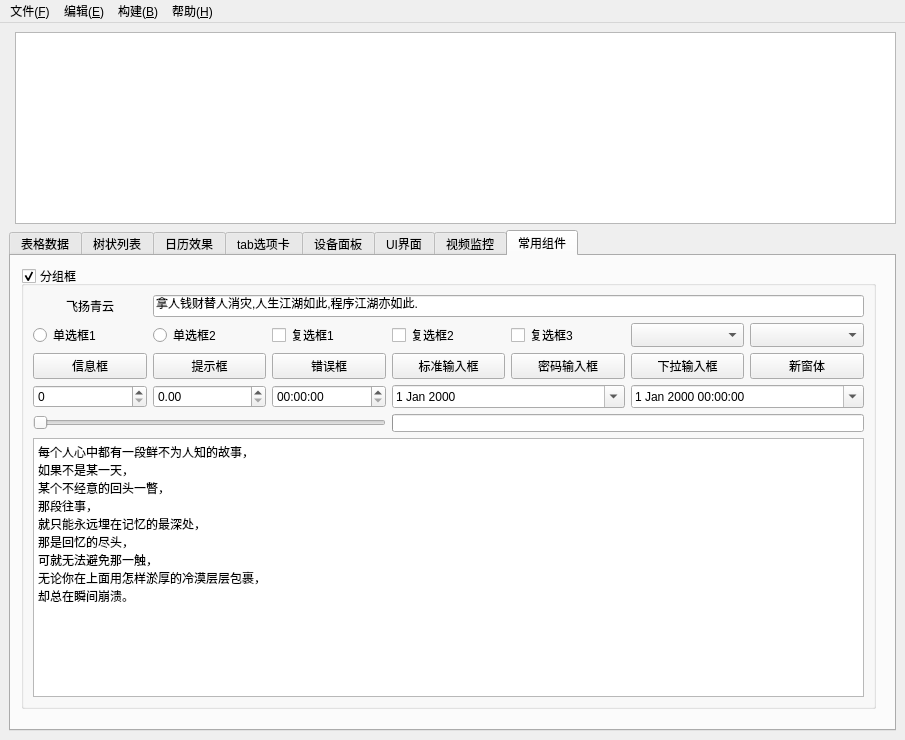
The window that CovidSystemControl/CovidSystemControl.ui (fyhhhh/Cov19System) describes before a commit, drawn with Qt 5.
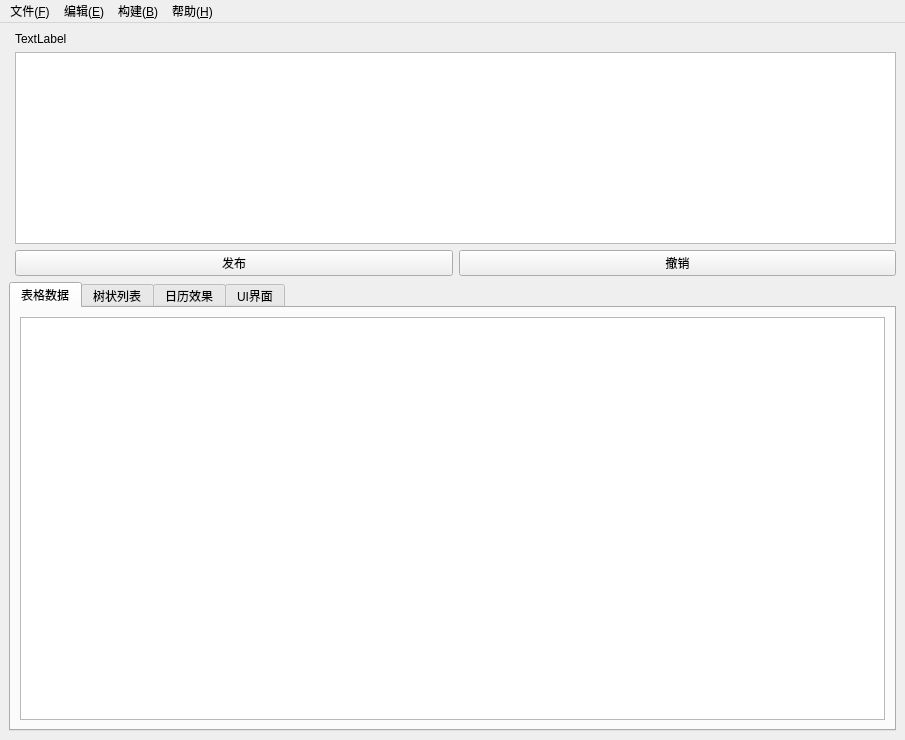
The same window after the commit. The open tabs and pages were chosen to show the change.

Patch:
```diff
--- a/CovidSystemControl/CovidSystemControl.ui
+++ b/CovidSystemControl/CovidSystemControl.ui
@@ -14,11 +14,39 @@
    <string>MainWindow</string>
   </property>
   <widget class="QWidget" name="centralwidget">
-   <layout class="QGridLayout" name="gridLayout_7">
-    <item row="0" column="1" rowspan="2">
-     <widget class="QTextEdit" name="txtMain"/>
+   <layout class="QGridLayout" name="gridLayout_7" rowstretch="0,0,0,0,0,0" columnstretch="0,0">
+    <item row="2" column="1" rowspan="2">
+     <widget class="QTextBrowser" name="txtMain"/>
     </item>
-    <item row="2" column="0" colspan="2">
+    <item row="4" column="1">
+     <layout class="QHBoxLayout" name="horizontalLayout_7">
+      <item>
+       <widget class="QPushButton" name="pushButton_cancel">
+        <property name="text">
+         <string>发布</string>
+        </property>
+       </widget>
+      </item>
+      <item>
+       <widget class="QPushButton" name="pushButton_release">
+        <property name="text">
+         <string>撤销</string>
+        </property>
+       </widget>
+      </item>
+     </layout>
+    </item>
+    <item row="1" column="1">
+     <widget class="QLabel" name="label">
+      <property name="enabled">
+       <bool>true</bool>
+      </property>
+      <property name="text">
+       <string>TextLabel</string>
+      </property>
+     </widget>
+    </item>
+    <item row="5" column="0" colspan="2">
      <widget class="QTabWidget" name="tabWidget">
       <property name="currentIndex">
        <number>0</number>
@@ -35,6 +63,9 @@
             <family>Microsoft YaHei</family>
            </font>
           </property>
+          <property name="lineWidth">
+           <number>0</number>
+          </property>
          </widget>
         </item>
        </layout>
@@ -75,110 +106,6 @@
         </item>
        </layout>
       </widget>
-      <widget class="QWidget" name="tab6">
-       <attribute name="title">
-        <string>tab选项卡</string>
-       </attribute>
-       <layout class="QHBoxLayout" name="horizontalLayout_6">
-        <item>
-         <widget class="QTabWidget" name="tabWidget_2">
-          <property name="tabPosition">
-           <enum>QTabWidget::West</enum>
-          </property>
-          <property name="currentIndex">
-           <number>2</number>
-          </property>
-          <widget class="QWidget" name="tab">
-           <attribute name="title">
-            <string>效果预览</string>
-           </attribute>
-          </widget>
-          <widget class="QWidget" name="tab_7">
-           <attribute name="title">
-            <string>效果预览</string>
-           </attribute>
-          </widget>
-          <widget class="QWidget" name="tab_2">
-           <attribute name="title">
-            <string>效果预览</string>
-           </attribute>
-          </widget>
-         </widget>
-        </item>
-        <item>
-         <widget class="QTabWidget" name="tabWidget_3">
-          <property name="tabPosition">
-           <enum>QTabWidget::South</enum>
-          </property>
-          <property name="currentIndex">
-           <number>0</number>
-          </property>
-          <widget class="QWidget" name="tab_3">
-           <attribute name="title">
-            <string>效果预览</string>
-           </attribute>
-          </widget>
-          <widget class="QWidget" name="tab_8">
-           <attribute name="title">
-            <string>效果预览</string>
-           </attribute>
-          </widget>
-          <widget class="QWidget" name="tab_4">
-           <attribute name="title">
-            <string>效果预览</string>
-           </attribute>
-          </widget>
-         </widget>
-        </item>
-        <item>
-         <widget class="QTabWidget" name="tabWidget_4">
-          <property name="tabPosition">
-           <enum>QTabWidget::East</enum>
-          </property>
-          <property name="currentIndex">
-           <number>2</number>
-          </property>
-          <widget class="QWidget" name="tab_5">
-           <attribute name="title">
-            <string>效果预览</string>
-           </attribute>
-          </widget>
-          <widget class="QWidget" name="tab_9">
-           <attribute name="title">
-            <string>效果预览</string>
-           </attribute>
-          </widget>
-          <widget class="QWidget" name="tab_6">
-           <attribute name="title">
-            <string>效果预览</string>
-           </attribute>
-          </widget>
-         </widget>
-        </item>
-       </layout>
-      </widget>
-      <widget class="QWidget" name="tab7">
-       <attribute name="title">
-        <string>设备面板</string>
-       </attribute>
-       <layout class="QVBoxLayout" name="verticalLayout_3">
-        <property name="leftMargin">
-         <number>3</number>
-        </property>
-        <property name="topMargin">
-         <number>3</number>
-        </property>
-        <property name="rightMargin">
-         <number>3</number>
-        </property>
-        <property name="bottomMargin">
-         <number>3</number>
-        </property>
-        <item>
-         <widget class="QWidget" name="widgetPanel" native="true"/>
-        </item>
-       </layout>
-      </widget>
       <widget class="QWidget" name="tab9">
        <attribute name="title">
         <string>UI界面</string>
@@ -290,342 +217,6 @@
         </item>
        </layout>
       </widget>
-      <widget class="QWidget" name="tab10">
-       <property name="toolTipDuration">
-        <number>-6</number>
-       </property>
-       <attribute name="title">
-        <string>视频监控</string>
-       </attribute>
-       <layout class="QVBoxLayout" name="verticalLayout_6">
-        <item>
-         <widget class="QWidget" name="widgetVideo" native="true">
-          <layout class="QGridLayout" name="gridLayout_5">
-           <property name="leftMargin">
-            <number>0</number>
-           </property>
-           <property name="topMargin">
-            <number>0</number>
-           </property>
-           <property name="rightMargin">
-            <number>0</number>
-           </property>
-           <property name="bottomMargin">
-            <number>0</number>
-           </property>
-           <item row="0" column="0">
-            <widget class="QLabel" name="labCh1">
-             <property name="text">
-              <string>通道1</string>
-             </property>
-             <property name="alignment">
-              <set>Qt::AlignCenter</set>
-             </property>
-            </widget>
-           </item>
-           <item row="0" column="1">
-            <widget class="QLabel" name="labCh2">
-             <property name="text">
-              <string>通道2</string>
-             </property>
-             <property name="alignment">
-              <set>Qt::AlignCenter</set>
-             </property>
-            </widget>
-           </item>
-           <item row="0" column="2">
-            <widget class="QLabel" name="labCh3">
-             <property name="text">
-              <string>通道3</string>
-             </property>
-             <property name="alignment">
-              <set>Qt::AlignCenter</set>
-             </property>
-            </widget>
-           </item>
-           <item row="0" column="3">
-            <widget class="QLabel" name="labCh4">
-             <property name="text">
-              <string>通道4</string>
-             </property>
-             <property name="alignment">
-              <set>Qt::AlignCenter</set>
-             </property>
-            </widget>
-           </item>
-           <item row="0" column="4">
-            <widget class="QLabel" name="labCh5">
-             <property name="text">
-              <string>通道5</string>
-             </property>
-             <property name="alignment">
-              <set>Qt::AlignCenter</set>
-             </property>
-            </widget>
-           </item>
-           <item row="1" column="0">
-            <widget class="QLabel" name="labCh6">
-             <property name="text">
-              <string>通道6</string>
-             </property>
-             <property name="alignment">
-              <set>Qt::AlignCenter</set>
-             </property>
-            </widget>
-           </item>
-           <item row="1" column="1">
-            <widget class="QLabel" name="labCh7">
-             <property name="text">
-              <string>通道7</string>
-             </property>
-             <property name="alignment">
-              <set>Qt::AlignCenter</set>
-             </property>
-            </widget>
-           </item>
-           <item row="1" column="2">
-            <widget class="QLabel" name="labCh8">
-             <property name="text">
-              <string>通道8</string>
-             </property>
-             <property name="alignment">
-              <set>Qt::AlignCenter</set>
-             </property>
-            </widget>
-           </item>
-           <item row="1" column="3">
-            <widget class="QLabel" name="labCh9">
-             <property name="text">
-              <string>通道9</string>
-             </property>
-             <property name="alignment">
-              <set>Qt::AlignCenter</set>
-             </property>
-            </widget>
-           </item>
-           <item row="1" column="4">
-            <widget class="QLabel" name="labCh10">
-             <property name="text">
-              <string>通道10</string>
-             </property>
-             <property name="alignment">
-              <set>Qt::AlignCenter</set>
-             </property>
-            </widget>
-           </item>
-          </layout>
-         </widget>
-        </item>
-       </layout>
-      </widget>
-      <widget class="QWidget" name="tab11">
-       <attribute name="title">
-        <string>常用组件</string>
-       </attribute>
-       <widget class="QGroupBox" name="groupBox">
-        <property name="geometry">
-         <rect>
-          <x>10</x>
-          <y>10</y>
-          <width>855</width>
-          <height>443</height>
-         </rect>
-        </property>
-        <property name="styleSheet">
-         <string notr="true"/>
-        </property>
-        <property name="title">
-         <string>分组框</string>
-        </property>
-        <property name="checkable">
-         <bool>true</bool>
-        </property>
-        <layout class="QGridLayout" name="gridLayout_2">
-         <item row="0" column="0">
-          <widget class="QLabel" name="lab">
-           <property name="text">
-            <string>飞扬青云</string>
-           </property>
-           <property name="alignment">
-            <set>Qt::AlignCenter</set>
-           </property>
-          </widget>
-         </item>
-         <item row="0" column="1" colspan="6">
-          <widget class="QLineEdit" name="lineEdit">
-           <property name="text">
-            <string>拿人钱财替人消灾,人生江湖如此,程序江湖亦如此.</string>
-           </property>
-          </widget>
-         </item>
-         <item row="1" column="0">
-          <widget class="QRadioButton" name="rbtn1">
-           <property name="text">
-            <string>单选框1</string>
-           </property>
-          </widget>
-         </item>
-         <item row="1" column="1">
-          <widget class="QRadioButton" name="rbtn2">
-           <property name="text">
-            <string>单选框2</string>
-           </property>
-          </widget>
-         </item>
-         <item row="1" column="2">
-          <widget class="QCheckBox" name="ck1">
-           <property name="text">
-            <string>复选框1</string>
-           </property>
-          </widget>
-         </item>
-         <item row="1" column="3">
-          <widget class="QCheckBox" name="ck2">
-           <property name="text">
-            <string>复选框2</string>
-           </property>
-           <property name="checked">
-            <bool>false</bool>
-           </property>
-          </widget>
-         </item>
-         <item row="1" column="4">
-          <widget class="QCheckBox" name="ck3">
-           <property name="text">
-            <string>复选框3</string>
-           </property>
-          </widget>
-         </item>
-         <item row="1" column="5">
-          <widget class="QComboBox" name="cbox1">
-           <property name="maximumSize">
-            <size>
-             <width>16777215</width>
-             <height>28</height>
-            </size>
-           </property>
-          </widget>
-         </item>
-         <item row="1" column="6">
-          <widget class="QComboBox" name="cbox2">
-           <property name="maximumSize">
-            <size>
-             <width>16777215</width>
-             <height>28</height>
-            </size>
-           </property>
-          </widget>
-         </item>
-         <item row="2" column="0">
-          <widget class="QPushButton" name="btnInfo">
-           <property name="text">
-            <string>信息框</string>
-           </property>
-          </widget>
-         </item>
-         <item row="2" column="1">
-          <widget class="QPushButton" name="btnQuestion">
-           <property name="text">
-            <string>提示框</string>
-           </property>
-          </widget>
-         </item>
-         <item row="2" column="2">
-          <widget class="QPushButton" name="btnError">
-           <property name="text">
-            <string>错误框</string>
-           </property>
-          </widget>
-         </item>
-         <item row="2" column="3">
-          <widget class="QPushButton" name="btnInput">
-           <property name="text">
-            <string>标准输入框</string>
-           </property>
-          </widget>
-         </item>
-         <item row="2" column="4">
-          <widget class="QPushButton" name="btnInputPwd">
-           <property name="text">
-            <string>密码输入框</string>
-           </property>
-          </widget>
-         </item>
-         <item row="2" column="5">
-          <widget class="QPushButton" name="btnInputcbox">
-           <property name="text">
-            <string>下拉输入框</string>
-           </property>
-          </widget>
-         </item>
-         <item row="2" column="6">
-          <widget class="QPushButton" name="btnWidget">
-           <property name="text">
-            <string>新窗体</string>
-           </property>
-          </widget>
-         </item>
-         <item row="3" column="0">
-          <widget class="QSpinBox" name="spinBox"/>
-         </item>
-         <item row="3" column="1">
-          <widget class="QDoubleSpinBox" name="doubleSpinBox"/>
-         </item>
-         <item row="3" column="2">
-          <widget class="QTimeEdit" name="timeEdit"/>
-         </item>
-         <item row="3" column="3" colspan="2">
-          <widget class="QDateEdit" name="dateEdit">
-           <property name="calendarPopup">
-            <bool>true</bool>
-           </property>
-          </widget>
-         </item>
-         <item row="3" column="5" colspan="2">
-          <widget class="QDateTimeEdit" name="dateTimeEdit">
-           <property name="calendarPopup">
-            <bool>true</bool>
-           </property>
-          </widget>
-         </item>
-         <item row="4" column="0" colspan="3">
-          <widget class="QSlider" name="horizontalSlider">
-           <property name="maximum">
-            <number>100</number>
-           </property>
-           <property name="orientation">
-            <enum>Qt::Horizontal</enum>
-           </property>
-          </widget>
-         </item>
-         <item row="4" column="3" colspan="4">
-          <widget class="QProgressBar" name="progressBar">
-           <property name="maximumSize">
-            <size>
-             <width>16777215</width>
-             <height>18</height>
-            </size>
-           </property>
-          </widget>
-         </item>
-         <item row="5" column="0" colspan="7">
-          <widget class="QPlainTextEdit" name="plainTextEdit">
-           <property name="plainText">
-            <string>每个人心中都有一段鲜不为人知的故事，
-如果不是某一天，
-某个不经意的回头一瞥，
-那段往事，
-就只能永远埋在记忆的最深处，
-那是回忆的尽头，
-可就无法避免那一触，
-无论你在上面用怎样淤厚的冷漠层层包裹，
-却总在瞬间崩溃。</string>
-           </property>
-          </widget>
-         </item>
-        </layout>
-       </widget>
-      </widget>
      </widget>
     </item>
    </layout>
```
Left out of the diff: 2 changed lines with no effect on the pictures.
